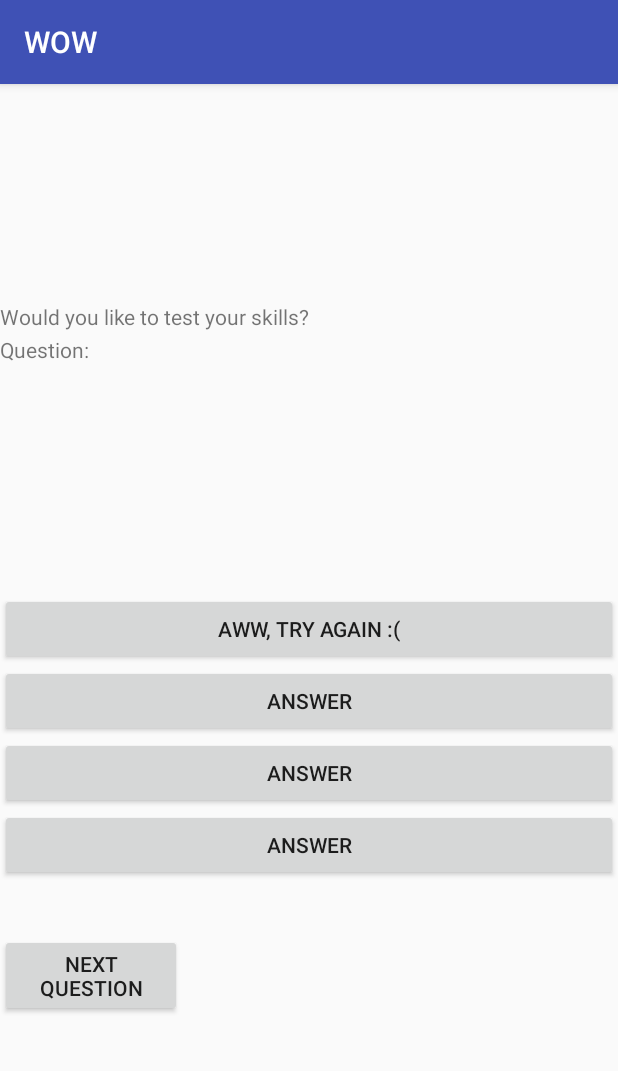
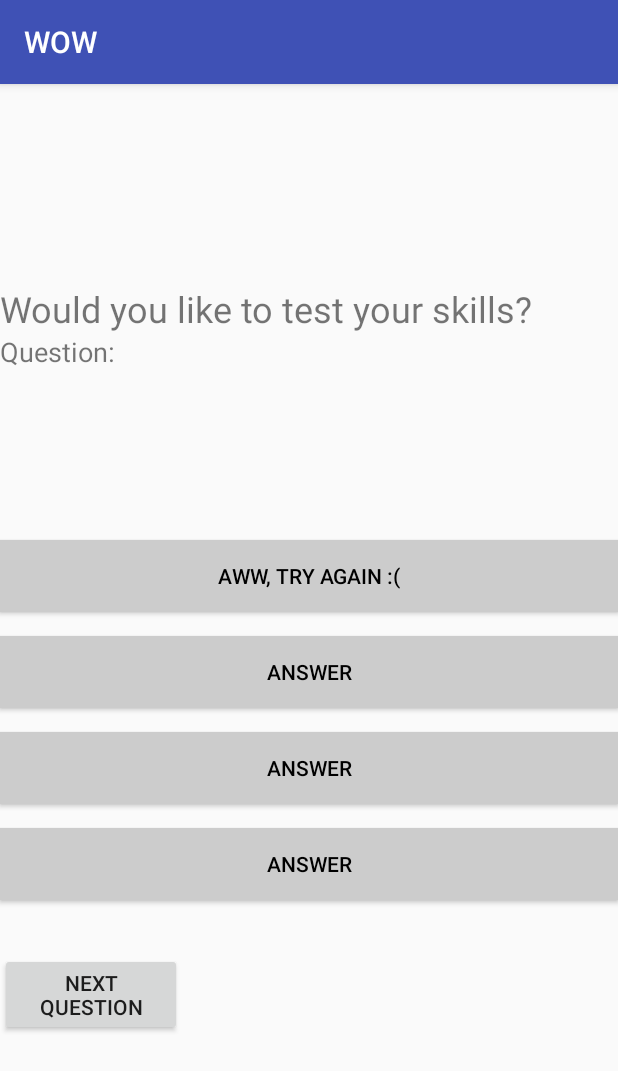
Before and after one commit to jennab3/Trivia, an Android app: the screen it shows after launch (MainActivity), after a tap on "NEXT QUESTION", on a phone screen of 412 x 824 dp. Shown: the top 1071 px of the screen. Run offline under Robolectric (Android 15) with nearby library versions, the phone set to English and light mode, and no system bars; our stand-ins replace Volley; network calls fail; 2 other taps on this screen came first.

Commit message:
Changed the colors

```diff
--- a/app/src/main/java/edu/illinois/cs/cs125/wow/MainActivity.java
+++ b/app/src/main/java/edu/illinois/cs/cs125/wow/MainActivity.java
@@ -1,5 +1,6 @@
 package edu.illinois.cs.cs125.wow;
 
+import android.graphics.Color;
 import android.support.v7.app.AppCompatActivity;
 import android.os.Bundle;
 import android.util.Log;
@@ -21,6 +22,7 @@ import org.json.JSONObject;
 import com.google.gson.JsonArray;
 import com.google.gson.JsonObject;
 import com.google.gson.JsonParser;
+
 
 
 public class MainActivity extends AppCompatActivity {
@@ -57,8 +59,12 @@ public class MainActivity extends AppCompatActivity {
             @Override
             public void onClick(View v) {
                 if (correctOne) {
+                    answerOne.setBackgroundColor(Color.GREEN);
+                    answerOne.setTextColor(Color.BLACK);
                     answerOne.setText("Hurray! That's correct!");
                 } else {
+                    answerOne.setBackgroundColor(Color.RED);
+                    answerOne.setTextColor(Color.WHITE);
                     answerOne.setText("Aww, try again :(");
                 }
 
@@ -69,8 +75,12 @@ public class MainActivity extends AppCompatActivity {
             @Override
             public void onClick(View v) {
                 if (correctTwo) {
+                    answerTwo.setBackgroundColor(Color.GREEN);
+                    answerTwo.setTextColor(Color.BLACK);
                     answerTwo.setText("Hurray! That's correct!");
                 } else {
+                    answerTwo.setBackgroundColor(Color.RED);
+                    answerTwo.setTextColor(Color.WHITE);
                     answerTwo.setText("It's okay, you can try again");
                 }
             }
@@ -80,8 +90,12 @@ public class MainActivity extends AppCompatActivity {
             @Override
             public void onClick(View v) {
                 if (correctThree) {
+                    answerThree.setBackgroundColor(Color.GREEN);
+                    answerThree.setTextColor(Color.BLACK);
                     answerThree.setText("Hurray! That's correct!");
                 } else {
+                    answerThree.setBackgroundColor(Color.RED);
+                    answerThree.setTextColor(Color.WHITE);
                     answerThree.setText("*Insert sad trumpet sound*");
                 }
             }
@@ -91,9 +105,13 @@ public class MainActivity extends AppCompatActivity {
             @Override
             public void onClick(View v) {
                 if (correctFour) {
+                    answerFour.setBackgroundColor(Color.GREEN);
+                    answerFour.setTextColor(Color.BLACK);
                     answerFour.setText("Hurray! That's correct!");
                 } else {
-                    answerFour.setText("That's wrong *insert world's smallest violin");
+                    answerFour.setBackgroundColor(Color.RED);
+                    answerFour.setTextColor(Color.WHITE);
+                    answerFour.setText("That's wrong *insert world's smallest violin*");
                 }
             }
         });
@@ -103,6 +121,14 @@ public class MainActivity extends AppCompatActivity {
             public void onClick(View v) {
                 Log.d(TAG,"nextQuestion");
                 reset();
+                answerOne.setBackgroundColor(Color.LTGRAY);
+                answerOne.setTextColor(Color.BLACK);
+                answerTwo.setBackgroundColor(Color.LTGRAY);
+                answerTwo.setTextColor(Color.BLACK);
+                answerThree.setBackgroundColor(Color.LTGRAY);
+                answerThree.setTextColor(Color.BLACK);
+                answerFour.setBackgroundColor(Color.LTGRAY);
+                answerFour.setTextColor(Color.BLACK);
                 startAPICall();
             }
         });
--- a/app/src/main/res/layout/activity_main.xml
+++ b/app/src/main/res/layout/activity_main.xml
@@ -16,16 +16,18 @@
         <TextView
             android:id="@+id/textView"
             android:layout_width="match_parent"
-            android:layout_height="22dp"
+            android:layout_height="wrap_content"
             android:text="Would you like to test your skills?"
+            android:textSize="24sp"
             tools:layout_editor_absoluteX="89dp"
             tools:layout_editor_absoluteY="13dp" />
 
         <TextView
             android:id="@+id/question"
             android:layout_width="match_parent"
-            android:layout_height="172dp"
+            android:layout_height="138dp"
             android:text="Question:"
+            android:textSize="18sp"
             tools:layout_editor_absoluteX="6dp"
             tools:layout_editor_absoluteY="35dp" />
 
@@ -37,6 +39,10 @@
             tools:layout_editor_absoluteX="8dp"
             tools:layout_editor_absoluteY="204dp" />
 
+        <Space
+            android:layout_width="match_parent"
+            android:layout_height="16dp" />
+
         <Button
             android:id="@+id/option2"
             android:layout_width="match_parent"
@@ -45,6 +51,10 @@
             tools:layout_editor_absoluteX="8dp"
             tools:layout_editor_absoluteY="279dp" />
 
+        <Space
+            android:layout_width="match_parent"
+            android:layout_height="16dp" />
+
         <Button
             android:id="@+id/option3"
             android:layout_width="match_parent"
@@ -52,6 +62,10 @@
             android:text="Answer"
             tools:layout_editor_absoluteX="8dp"
             tools:layout_editor_absoluteY="354dp" />
+
+        <Space
+            android:layout_width="match_parent"
+            android:layout_height="16dp" />
 
         <Button
             android:id="@+id/option4"
```
